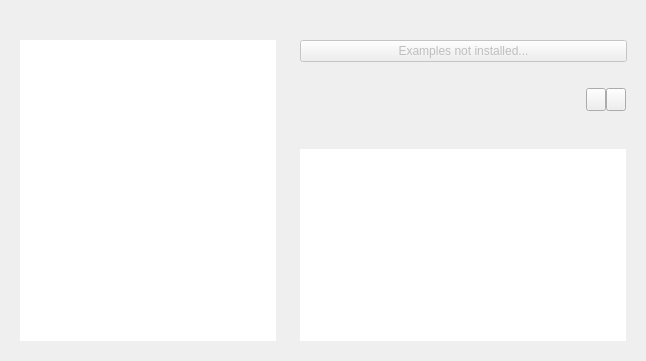
Old version of the form src/plugins/qt4projectmanager/gettingstartedwelcomepagewidget.ui in the repository qt-creator/qt-creator.
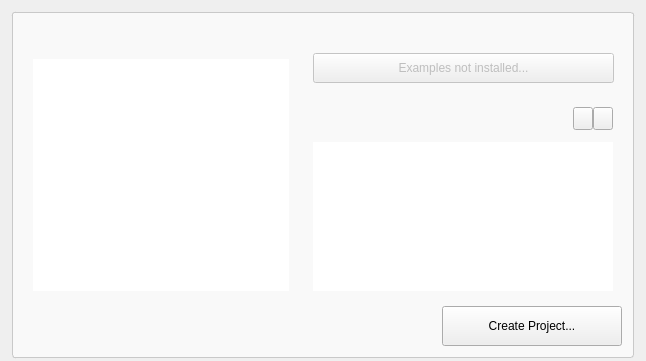
New version of the form. Icons and pictures are not drawn. Custom widgets are drawn as their Qt base class.

Commit message:
Updated layout and graphics for welcome page
Done with Danimo. Most changes are cosmetic but we modified
the tutorial listing and re-arranged some of the layouts to
better reflect the suggestions by Ergosign and Nigel.

Patch:
```diff
--- a/src/plugins/qt4projectmanager/gettingstartedwelcomepagewidget.ui
+++ b/src/plugins/qt4projectmanager/gettingstartedwelcomepagewidget.ui
@@ -13,6 +13,29 @@
   <property name="windowTitle">
    <string>Form</string>
   </property>
+  <layout class="QGridLayout" name="gridLayout_2">
+   <property name="bottomMargin">
+    <number>2</number>
+   </property>
+   <item row="2" column="0">
+    <widget class="QFrame" name="contentframe">
+     <property name="styleSheet">
+      <string notr="true">#contentframe{
+   border: 1px solid #c9c9c9;
+   border-radius: 3px;
+   padding: 2px;
+   background: #f9f9f9;
+   margin: 1px;
+}</string>
+     </property>
+     <property name="frameShape">
+      <enum>QFrame::StyledPanel</enum>
+     </property>
+     <property name="frameShadow">
+      <enum>QFrame::Raised</enum>
+     </property>
+     <layout class="QGridLayout" name="gridLayout_3">
+      <item row="0" column="0">
   <layout class="QGridLayout" name="gridLayout">
    <item row="0" column="0" rowspan="2">
     <widget class="QFrame" name="tutorialsFrame">
@@ -32,6 +55,9 @@
       <string/>
      </property>
      <layout class="QGridLayout" name="gridLayout_6">
+           <property name="verticalSpacing">
+            <number>12</number>
+           </property>
       <item row="0" column="0">
        <widget class="Utils::WelcomeModeLabel" name="tutorialsTitleLabel">
         <property name="sizePolicy">
@@ -134,14 +160,14 @@
       <property name="horizontalSpacing">
        <number>0</number>
       </property>
-      <item row="0" column="0" colspan="3">
+           <item row="1" column="0">
        <widget class="Utils::WelcomeModeLabel" name="demoTitleLabel">
         <property name="alignment">
          <set>Qt::AlignLeading|Qt::AlignLeft|Qt::AlignTop</set>
         </property>
        </widget>
       </item>
-      <item row="1" column="0">
+           <item row="2" column="0">
        <widget class="QPushButton" name="examplesButton">
         <property name="enabled">
          <bool>false</bool>
@@ -152,6 +178,12 @@
           <verstretch>0</verstretch>
          </sizepolicy>
         </property>
+             <property name="minimumSize">
+              <size>
+               <width>0</width>
+               <height>30</height>
+              </size>
+             </property>
         <property name="text">
          <string>Examples not installed...</string>
         </property>
@@ -178,6 +210,9 @@
       <string/>
      </property>
      <layout class="QGridLayout" name="gridLayout_11">
+           <property name="verticalSpacing">
+            <number>12</number>
+           </property>
       <property name="rightMargin">
        <number>9</number>
       </property>
@@ -299,6 +334,79 @@
         </item>
        </layout>
       </item>
+           <item row="1" column="0" colspan="2">
+            <widget class="QTextBrowser" name="didYouKnowTextBrowser">
+             <property name="sizePolicy">
+              <sizepolicy hsizetype="Minimum" vsizetype="Preferred">
+               <horstretch>0</horstretch>
+               <verstretch>0</verstretch>
+              </sizepolicy>
+             </property>
+             <property name="frameShape">
+              <enum>QFrame::NoFrame</enum>
+             </property>
+             <property name="frameShadow">
+              <enum>QFrame::Plain</enum>
+             </property>
+             <property name="verticalScrollBarPolicy">
+              <enum>Qt::ScrollBarAlwaysOff</enum>
+             </property>
+             <property name="horizontalScrollBarPolicy">
+              <enum>Qt::ScrollBarAlwaysOff</enum>
+             </property>
+             <property name="openExternalLinks">
+              <bool>true</bool>
+             </property>
+            </widget>
+           </item>
+          </layout>
+         </widget>
+        </item>
+       </layout>
+      </item>
+      <item row="1" column="0">
+       <layout class="QHBoxLayout" name="horizontalLayout_2">
+        <property name="spacing">
+         <number>6</number>
+        </property>
+        <item>
+         <spacer name="horizontalSpacer_2">
+          <property name="orientation">
+           <enum>Qt::Horizontal</enum>
+          </property>
+          <property name="sizeHint" stdset="0">
+           <size>
+            <width>40</width>
+            <height>20</height>
+           </size>
+          </property>
+         </spacer>
+        </item>
+        <item>
+         <widget class="QPushButton" name="createNewProjectButton">
+          <property name="minimumSize">
+           <size>
+            <width>180</width>
+            <height>40</height>
+           </size>
+          </property>
+          <property name="focusPolicy">
+           <enum>Qt::TabFocus</enum>
+          </property>
+          <property name="text">
+           <string>Create Project...</string>
+          </property>
+          <property name="icon">
+           <iconset resource="../coreplugin/core.qrc">
+            <normaloff>:/core/images/filenew.png</normaloff>:/core/images/filenew.png</iconset>
+          </property>
+          <property name="flat">
+           <bool>false</bool>
+          </property>
+         </widget>
+        </item>
+       </layout>
+      </item>
      </layout>
     </widget>
    </item>
```
Left out of the diff: 26 changed lines with no effect on the pictures. Lines whose indentation alone changed are shown as unchanged. The commit also changes 8 other files.
